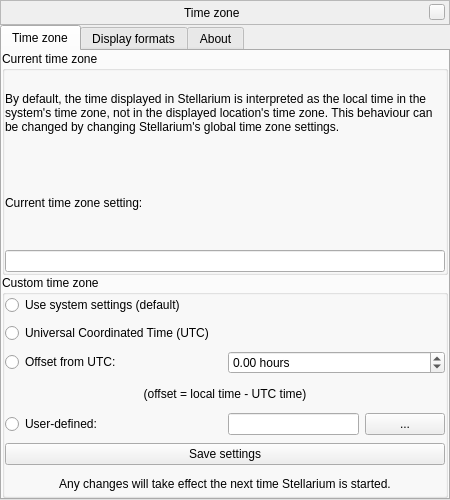
The window that plugins/TimeZoneConfiguration/src/gui/timeZoneConfigurationWindow.ui (519984307/stellarium_src) describes before a commit, drawn with Qt 5.
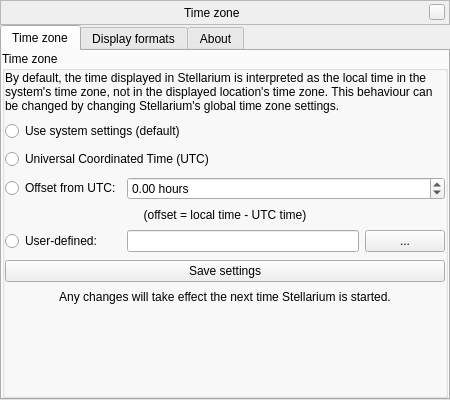
The same window after the commit. Custom widgets are drawn as their Qt base class.

Commit message: removed "current time zone" field; fixed the title bar of the secondary window

Patch:
```diff
--- a/plugins/TimeZoneConfiguration/src/gui/timeZoneConfigurationWindow.ui
+++ b/plugins/TimeZoneConfiguration/src/gui/timeZoneConfigurationWindow.ui
@@ -7,7 +7,7 @@
     <x>0</x>
     <y>0</y>
     <width>450</width>
-    <height>500</height>
+    <height>400</height>
    </rect>
   </property>
   <layout class="QVBoxLayout" name="verticalLayout">
@@ -136,90 +136,47 @@
        <item>
         <widget class="QGroupBox" name="groupBoxInfo">
          <property name="title">
-          <string>Current time zone</string>
+          <string>Time zone</string>
          </property>
          <layout class="QGridLayout" name="gridLayoutCurrent">
-          <property name="margin">
-           <number>0</number>
-          </property>
-          <item row="0" column="0">
-           <widget class="QLabel" name="labelTimeZoneInfo">
-            <property name="text">
-             <string>By default, the time displayed in Stellarium is interpreted as the local time in the system's time zone, not in the displayed location's time zone. This behaviour can be changed by changing Stellarium's global time zone settings.</string>
-            </property>
-            <property name="wordWrap">
-             <bool>true</bool>
-            </property>
-           </widget>
-          </item>
-          <item row="1" column="0">
-           <widget class="QLabel" name="labelCurrent">
-            <property name="text">
-             <string>Current time zone setting:</string>
-            </property>
-           </widget>
-          </item>
-          <item row="2" column="0">
-           <widget class="QLineEdit" name="lineEditCurrent">
-            <property name="readOnly">
-             <bool>true</bool>
-            </property>
-           </widget>
-          </item>
-         </layout>
-        </widget>
-       </item>
-       <item>
-        <widget class="QGroupBox" name="groupBoxCustom">
-         <property name="title">
-          <string>Custom time zone</string>
-         </property>
-         <layout class="QGridLayout" name="gridLayout">
           <property name="verticalSpacing">
            <number>8</number>
           </property>
           <property name="margin">
            <number>0</number>
           </property>
-          <item row="0" column="0" colspan="4">
+          <item row="0" column="0" colspan="2">
+           <widget class="QLabel" name="labelTimeZoneInfo">
+            <property name="text">
+             <string>By default, the time displayed in Stellarium is interpreted as the local time in the system's time zone, not in the displayed location's time zone. This behaviour can be changed by changing Stellarium's global time zone settings.</string>
+            </property>
+            <property name="wordWrap">
+             <bool>true</bool>
+            </property>
+           </widget>
+          </item>
+          <item row="1" column="0" colspan="2">
            <widget class="QRadioButton" name="radioButtonLocalSettings">
             <property name="text">
              <string>Use system settings (default)</string>
             </property>
            </widget>
           </item>
-          <item row="1" column="0" colspan="4">
+          <item row="2" column="0" colspan="2">
            <widget class="QRadioButton" name="radioButtonUtc">
             <property name="text">
              <string>Universal Coordinated Time (UTC)</string>
             </property>
            </widget>
           </item>
-          <item row="2" column="0" colspan="2">
+          <item row="3" column="0">
            <widget class="QRadioButton" name="radioButtonOffset">
             <property name="text">
              <string>Offset from UTC:</string>
             </property>
            </widget>
           </item>
-          <item row="5" column="0" colspan="4">
-           <widget class="QPushButton" name="pushButtonSave">
-            <property name="text">
-             <string>Save settings</string>
-            </property>
-           </widget>
-          </item>
-          <item row="3" column="0" colspan="4">
-           <widget class="QLabel" name="labelOffset">
-            <property name="text">
-             <string>(offset = local time - UTC time)</string>
-            </property>
-            <property name="alignment">
-             <set>Qt::AlignCenter</set>
-            </property>
-           </widget>
-          </item>
-          <item row="2" column="2" colspan="2">
+          <item row="3" column="1">
            <widget class="QDoubleSpinBox" name="doubleSpinBoxOffset">
             <property name="wrapping">
              <bool>true</bool>
@@ -241,27 +198,24 @@
             </property>
            </widget>
           </item>
-          <item row="6" column="0" colspan="4">
-           <widget class="QLabel" name="labelRestart">
-            <property name="text">
-             <string>Any changes will take effect the next time Stellarium is started.</string>
-            </property>
-            <property name="alignment">
-             <set>Qt::AlignCenter</set>
-            </property>
-            <property name="wordWrap">
-             <bool>true</bool>
-            </property>
-           </widget>
-          </item>
           <item row="4" column="0" colspan="2">
+           <widget class="QLabel" name="labelOffset">
+            <property name="text">
+             <string>(offset = local time - UTC time)</string>
+            </property>
+            <property name="alignment">
+             <set>Qt::AlignCenter</set>
+            </property>
+           </widget>
+          </item>
+          <item row="5" column="0">
            <widget class="QRadioButton" name="radioButtonUserDefined">
             <property name="text">
              <string>User-defined:</string>
             </property>
            </widget>
           </item>
-          <item row="4" column="2" colspan="2">
+          <item row="5" column="1">
            <widget class="QFrame" name="frameUserDefined">
             <layout class="QHBoxLayout" name="horizontalLayout">
              <property name="margin">
@@ -280,6 +234,39 @@
             </layout>
            </widget>
           </item>
+          <item row="7" column="0" colspan="2">
+           <widget class="QPushButton" name="pushButtonSave">
+            <property name="text">
+             <string>Save settings</string>
+            </property>
+           </widget>
+          </item>
+          <item row="8" column="0" colspan="2">
+           <widget class="QLabel" name="labelRestart">
+            <property name="text">
+             <string>Any changes will take effect the next time Stellarium is started.</string>
+            </property>
+            <property name="alignment">
+             <set>Qt::AlignCenter</set>
+            </property>
+            <property name="wordWrap">
+             <bool>true</bool>
+            </property>
+           </widget>
+          </item>
+          <item row="9" column="0" colspan="2">
+           <spacer name="verticalSpacerTimeZone">
+            <property name="orientation">
+             <enum>Qt::Vertical</enum>
+            </property>
+            <property name="sizeHint" stdset="0">
+             <size>
+              <width>0</width>
+              <height>0</height>
+             </size>
+            </property>
+           </spacer>
+          </item>
          </layout>
         </widget>
        </item>
```
Left out of the diff: 5 changed lines with no effect on the pictures. The commit also changes 2 other files.
